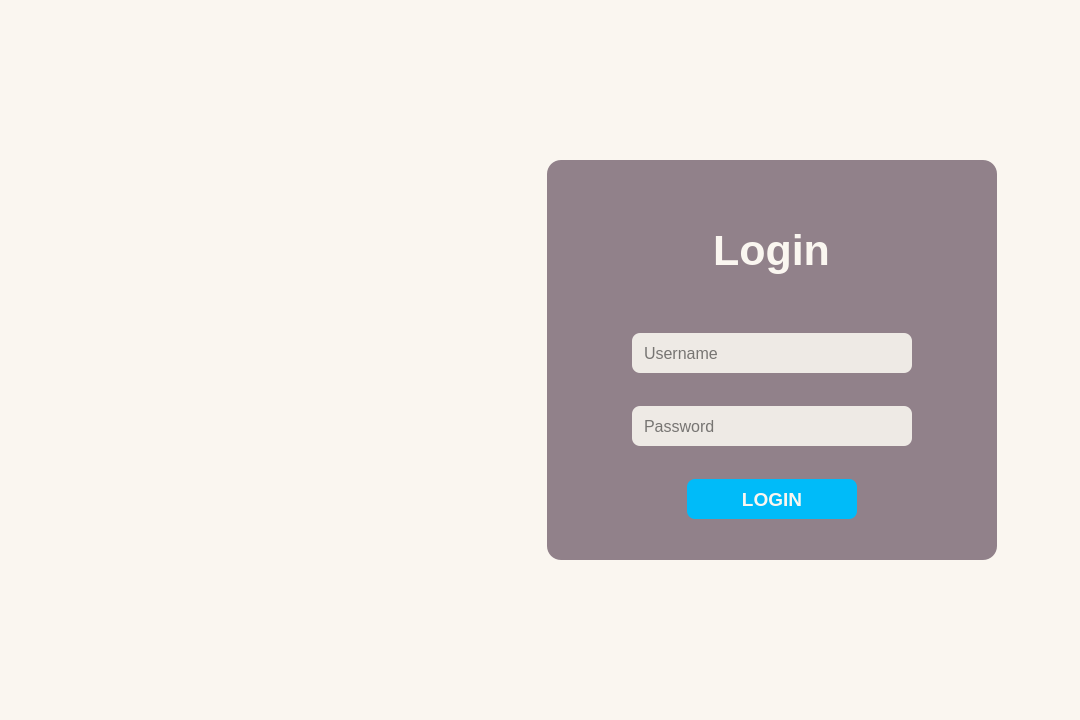
Old version of the form Client/login_screen.ui in the repository R-umaria/Section3-Group7-QuizGenie.
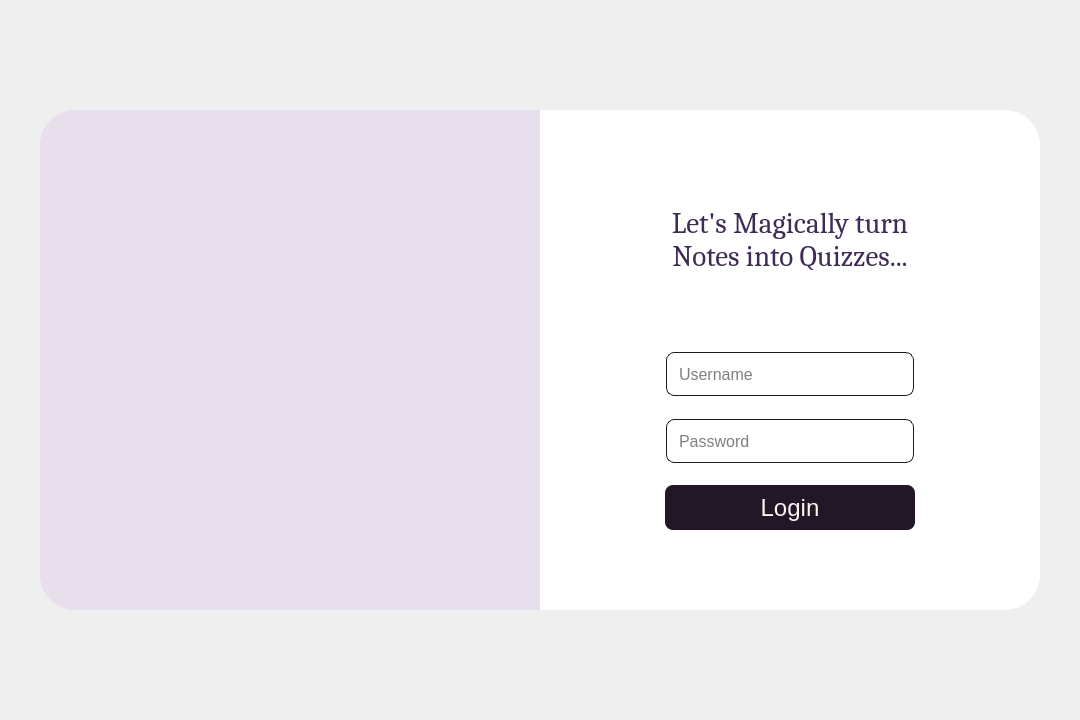
New version of the form.

Commit message: updated ui - login_screen & home_screen updated

```diff
--- a/Client/login_screen.ui
+++ b/Client/login_screen.ui
@@ -20,7 +20,7 @@
    <string>MainWindow</string>
   </property>
   <property name="styleSheet">
-   <string notr="true">background-color: #FAF6F0;</string>
+   <string notr="true">border-radius: 35px;</string>
   </property>
   <widget class="QWidget" name="centralwidget">
    <property name="enabled">
@@ -36,15 +36,40 @@
     <property name="rightMargin">
      <number>30</number>
     </property>
-    <item>
+    <item alignment="Qt::AlignmentFlag::AlignHCenter|Qt::AlignmentFlag::AlignVCenter">
+     <widget class="QFrame" name="body_container">
+      <property name="minimumSize">
+       <size>
+        <width>1000</width>
+        <height>500</height>
+       </size>
+      </property>
+      <property name="maximumSize">
+       <size>
+        <width>1116</width>
+        <height>500</height>
+       </size>
+      </property>
+      <property name="styleSheet">
+       <string notr="true">background-color: #e8dfec;</string>
+      </property>
      <layout class="QHBoxLayout" name="horizontalLayout">
       <property name="spacing">
-       <number>14</number>
+        <number>2</number>
       </property>
       <property name="leftMargin">
        <number>0</number>
       </property>
-      <item alignment="Qt::AlignmentFlag::AlignRight">
+       <property name="topMargin">
+        <number>0</number>
+       </property>
+       <property name="rightMargin">
+        <number>0</number>
+       </property>
+       <property name="bottomMargin">
+        <number>0</number>
+       </property>
+       <item alignment="Qt::AlignmentFlag::AlignHCenter">
        <widget class="QLabel" name="Logo">
         <property name="sizePolicy">
          <sizepolicy hsizetype="Maximum" vsizetype="Maximum">
@@ -54,14 +79,14 @@
         </property>
         <property name="minimumSize">
          <size>
-          <width>400</width>
-          <height>400</height>
+           <width>200</width>
+           <height>200</height>
          </size>
         </property>
         <property name="maximumSize">
          <size>
-          <width>400</width>
-          <height>400</height>
+           <width>200</width>
+           <height>200</height>
          </size>
         </property>
         <property name="layoutDirection">
@@ -81,7 +106,7 @@
         </property>
        </widget>
       </item>
-      <item alignment="Qt::AlignmentFlag::AlignLeft|Qt::AlignmentFlag::AlignVCenter">
+       <item>
        <widget class="QFrame" name="frame">
         <property name="sizePolicy">
          <sizepolicy hsizetype="Maximum" vsizetype="Maximum">
@@ -91,65 +116,122 @@
         </property>
         <property name="minimumSize">
          <size>
-          <width>450</width>
-          <height>400</height>
+           <width>500</width>
+           <height>500</height>
          </size>
         </property>
         <property name="maximumSize">
          <size>
           <width>550</width>
-          <height>320</height>
+           <height>500</height>
          </size>
         </property>
         <property name="styleSheet">
-         <string notr="true">background-color: #91818A;
-border-radius: 14px;</string>
+          <string notr="true">background-color: #ffffff;
+border-top-left-radius: 0;
+border-bottom-left-radius: 0;
+</string>
         </property>
         <layout class="QVBoxLayout" name="LoginForm">
          <property name="spacing">
-          <number>2</number>
+           <number>0</number>
          </property>
          <property name="sizeConstraint">
           <enum>QLayout::SizeConstraint::SetMaximumSize</enum>
          </property>
-         <item alignment="Qt::AlignmentFlag::AlignHCenter">
-          <widget class="QLabel" name="login_label">
+          <property name="leftMargin">
+           <number>0</number>
+          </property>
+          <property name="topMargin">
+           <number>50</number>
+          </property>
+          <property name="rightMargin">
+           <number>0</number>
+          </property>
+          <property name="bottomMargin">
+           <number>50</number>
+          </property>
+          <item alignment="Qt::AlignmentFlag::AlignHCenter|Qt::AlignmentFlag::AlignVCenter">
+           <widget class="QLabel" name="slogan_label">
            <property name="sizePolicy">
-            <sizepolicy hsizetype="Maximum" vsizetype="Maximum">
+             <sizepolicy hsizetype="Minimum" vsizetype="Minimum">
              <horstretch>0</horstretch>
              <verstretch>0</verstretch>
             </sizepolicy>
            </property>
            <property name="minimumSize">
             <size>
-             <width>60</width>
+              <width>250</width>
              <height>40</height>
             </size>
            </property>
            <property name="maximumSize">
             <size>
-             <width>500</width>
-             <height>100</height>
+              <width>250</width>
+              <height>60</height>
             </size>
            </property>
            <property name="font">
             <font>
-             <pointsize>32</pointsize>
-             <bold>true</bold>
+              <family>Cambria</family>
+              <pointsize>22</pointsize>
+              <bold>false</bold>
             </font>
            </property>
            <property name="styleSheet">
-            <string notr="true">color: #FAF6F0;</string>
+             <string notr="true">color: #3E2B56;</string>
+            </property>
+            <property name="lineWidth">
+             <number>1</number>
            </property>
            <property name="text">
-            <string>Login</string>
+             <string>Let's Magically turn Notes into Quizzes...</string>
            </property>
            <property name="alignment">
             <set>Qt::AlignmentFlag::AlignCenter</set>
            </property>
-          </widget>
-         </item>
-         <item alignment="Qt::AlignmentFlag::AlignHCenter">
+            <property name="wordWrap">
+             <bool>true</bool>
+            </property>
+           </widget>
+          </item>
+          <item alignment="Qt::AlignmentFlag::AlignHCenter|Qt::AlignmentFlag::AlignTop">
+           <widget class="QFrame" name="verticalFrame">
+            <property name="sizePolicy">
+             <sizepolicy hsizetype="Minimum" vsizetype="Minimum">
+              <horstretch>0</horstretch>
+              <verstretch>0</verstretch>
+             </sizepolicy>
+            </property>
+            <property name="minimumSize">
+             <size>
+              <width>250</width>
+              <height>240</height>
+             </size>
+            </property>
+            <property name="maximumSize">
+             <size>
+              <width>250</width>
+              <height>240</height>
+             </size>
+            </property>
+            <layout class="QVBoxLayout" name="verticalLayout_2">
+             <property name="spacing">
+              <number>20</number>
+             </property>
+             <property name="leftMargin">
+              <number>0</number>
+             </property>
+             <property name="topMargin">
+              <number>30</number>
+             </property>
+             <property name="rightMargin">
+              <number>0</number>
+             </property>
+             <property name="bottomMargin">
+              <number>30</number>
+             </property>
+             <item alignment="Qt::AlignmentFlag::AlignHCenter|Qt::AlignmentFlag::AlignVCenter">
           <widget class="QLineEdit" name="User_name_txtfield">
            <property name="sizePolicy">
             <sizepolicy hsizetype="Maximum" vsizetype="Minimum">
@@ -159,14 +241,14 @@
            </property>
            <property name="minimumSize">
             <size>
-             <width>280</width>
-             <height>38</height>
+                 <width>250</width>
+                 <height>46</height>
             </size>
            </property>
            <property name="maximumSize">
             <size>
-             <width>280</width>
-             <height>40</height>
+                 <width>250</width>
+                 <height>46</height>
             </size>
            </property>
            <property name="font">
@@ -174,10 +256,14 @@
              <pointsize>12</pointsize>
             </font>
            </property>
+               <property name="autoFillBackground">
+                <bool>false</bool>
+               </property>
            <property name="styleSheet">
-            <string notr="true">background-color: #eeeae5;
+                <string notr="true">border: 1px solid #211726;
 border-radius: 8px;
-padding: 10px;</string>
+padding: 10px;
+margin: 1px;</string>
            </property>
            <property name="frame">
             <bool>false</bool>
@@ -190,7 +276,7 @@
            </property>
           </widget>
          </item>
-         <item alignment="Qt::AlignmentFlag::AlignHCenter">
+             <item alignment="Qt::AlignmentFlag::AlignHCenter|Qt::AlignmentFlag::AlignVCenter">
           <widget class="QLineEdit" name="Password_txtfield">
            <property name="sizePolicy">
             <sizepolicy hsizetype="Maximum" vsizetype="Minimum">
@@ -200,14 +286,14 @@
            </property>
            <property name="minimumSize">
             <size>
-             <width>280</width>
-             <height>38</height>
+                 <width>250</width>
+                 <height>46</height>
             </size>
            </property>
            <property name="maximumSize">
             <size>
-             <width>280</width>
-             <height>40</height>
+                 <width>250</width>
+                 <height>46</height>
             </size>
            </property>
            <property name="font">
@@ -216,9 +302,10 @@
             </font>
            </property>
            <property name="styleSheet">
-            <string notr="true">background-color: #eeeae5;
+                <string notr="true">border: 1px solid #211726;
 border-radius: 8px;
-padding: 10px;</string>
+padding: 10px;
+margin: 1px;</string>
            </property>
            <property name="echoMode">
             <enum>QLineEdit::EchoMode::Password</enum>
@@ -228,7 +315,7 @@
            </property>
           </widget>
          </item>
-         <item alignment="Qt::AlignmentFlag::AlignHCenter">
+             <item>
           <widget class="QPushButton" name="Login_Btn">
            <property name="sizePolicy">
             <sizepolicy hsizetype="Maximum" vsizetype="Minimum">
@@ -238,14 +325,14 @@
            </property>
            <property name="minimumSize">
             <size>
-             <width>170</width>
-             <height>20</height>
+                 <width>250</width>
+                 <height>45</height>
             </size>
            </property>
            <property name="maximumSize">
             <size>
-             <width>170</width>
-             <height>40</height>
+                 <width>250</width>
+                 <height>45</height>
             </size>
            </property>
            <property name="sizeIncrement">
@@ -256,8 +343,9 @@
            </property>
            <property name="font">
             <font>
-             <pointsize>14</pointsize>
-             <bold>true</bold>
+                 <family>Segoe UI</family>
+                 <pointsize>18</pointsize>
+                 <bold>false</bold>
             </font>
            </property>
            <property name="cursor">
@@ -270,12 +358,12 @@
             <bool>false</bool>
            </property>
            <property name="styleSheet">
-            <string notr="true">background-color: #00BBF9;
+                <string notr="true">background-color: #211726;
 border-radius: 8px;
 color: #FAF6F0;</string>
            </property>
            <property name="text">
-            <string>LOGIN</string>
+                <string>Login</string>
            </property>
            <property name="default">
             <bool>false</bool>
@@ -289,6 +377,10 @@
        </widget>
       </item>
      </layout>
+        </widget>
+       </item>
+      </layout>
+     </widget>
     </item>
    </layout>
   </widget>
```
Lines whose indentation alone changed are shown as unchanged. The commit also changes 23 other files.
